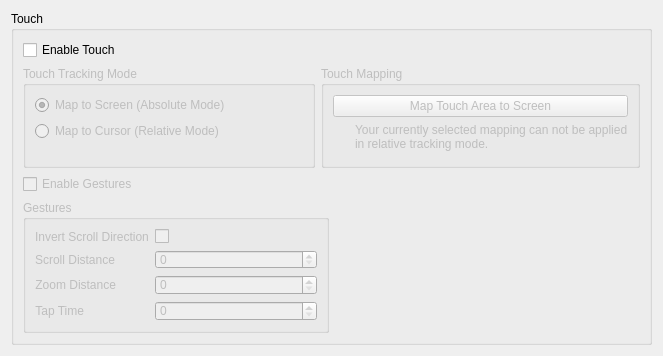
This is src/kcmodule/touchpagewidget.ui in KDE/wacomtablet as Qt 5 draws it before an edit. The edited form follows.
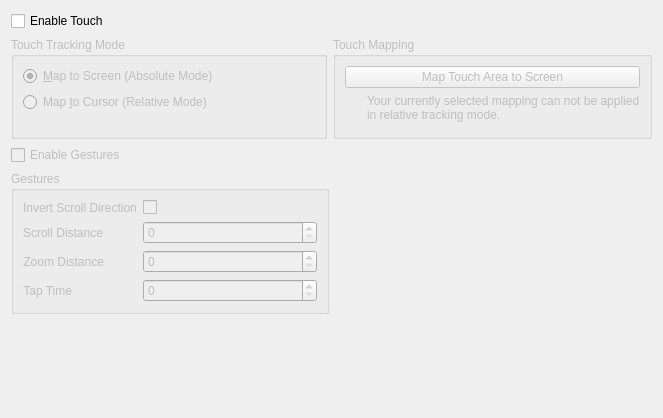
This is the edited form.

Commit message:
Make tabs scrollable
Make all tabs scrollable instead of relying on whole KCM scrolling,
which hides current profile/device name. This also removes extra
whitespace at the bottom of smaller tabs (e.g. Tablet/Touch).

Remove reduntand parent groupboxes in Tablet/Touch

```diff
--- a/src/kcmodule/touchpagewidget.ui
+++ b/src/kcmodule/touchpagewidget.ui
@@ -7,17 +7,11 @@
     <x>0</x>
     <y>0</y>
     <width>663</width>
-    <height>349</height>
+    <height>418</height>
    </rect>
   </property>
   <layout class="QVBoxLayout" name="verticalLayout_9">
    <item>
-    <widget class="QGroupBox" name="touchGroupBox">
-     <property name="title">
-      <string>Touch</string>
-     </property>
-     <layout class="QVBoxLayout" name="verticalLayout_3">
-      <item>
        <widget class="QCheckBox" name="touchCheckBox">
         <property name="toolTip">
          <string>If enabled the tablet will emit touch events.</string>
@@ -56,7 +50,7 @@
               </sizepolicy>
              </property>
              <property name="text">
-              <string>Map to Screen (Absolute Mode)</string>
+           <string>&amp;Map to Screen (Absolute Mode)</string>
              </property>
              <property name="checked">
               <bool>true</bool>
@@ -72,7 +66,7 @@
               </sizepolicy>
              </property>
              <property name="text">
-              <string>Map to Cursor (Relative Mode)</string>
+           <string>Map &amp;to Cursor (Relative Mode)</string>
              </property>
             </widget>
            </item>
@@ -349,9 +343,6 @@
          </widget>
         </item>
        </layout>
-      </item>
-     </layout>
-    </widget>
    </item>
    <item>
     <spacer name="verticalFreeSpacer">
```
Lines whose indentation alone changed are shown as unchanged. The commit also changes 3 other files.
